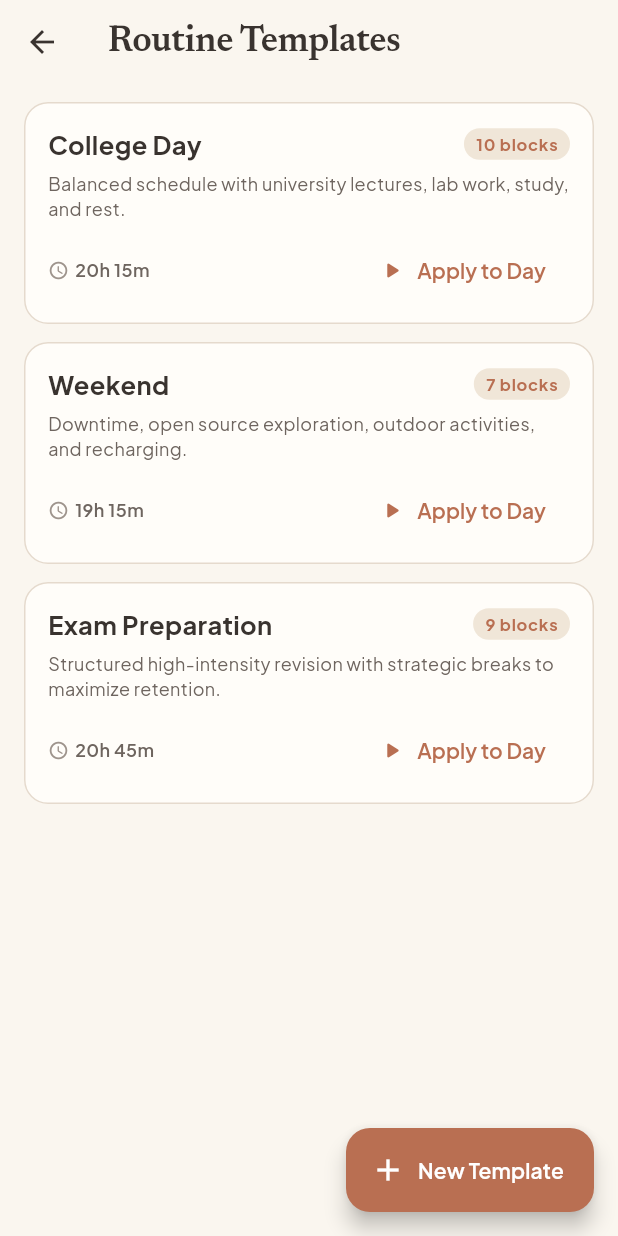
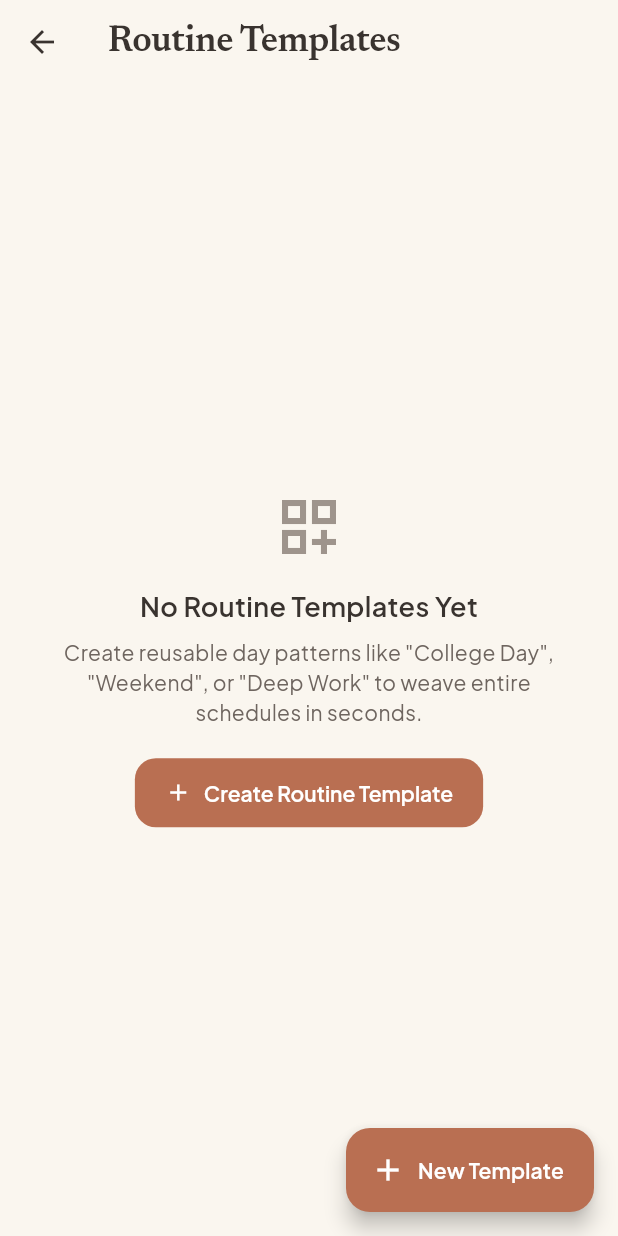
Before and after one commit to Blessymolcharls/dayweaver, a Flutter app: the screen it shows after launch, item 2 of the bottom bar chosen, after a tap on the "chevron right" icon, after a tap on "Routines", on a phone screen of 412 x 824 dp. Run offline on Flutter 3.47's test engine with Material 3 defaults, Android fonts, the phone set to English and light mode, and no system bars; our stand-ins replace drift, drift_flutter, flutter_local_notifications, flutter_riverpod, google_fonts, timezone; accounts and stored records are empty; generated files the repository leaves out were written again.

```diff
--- a/lib/features/goals/presentation/goal_providers.dart
+++ b/lib/features/goals/presentation/goal_providers.dart
@@ -155,12 +155,6 @@ final StreamProviderFamily<List<Goal>, String> goalsForActivityStreamProvider =
       final GoalRepository repo = ref.watch(goalRepositoryProvider);
       return repo.watchGoalsForActivity(activityId);
     });
-/// Stream of goals linked to a specific activity
-final StreamProviderFamily<List<Goal>, String> goalsForActivityStreamProvider =
-    StreamProvider.family<List<Goal>, String>((Ref ref, String activityId) {
-  final GoalRepository repo = ref.watch(goalRepositoryProvider);
-  return repo.watchGoalsForActivity(activityId);
-});
 
 /// Weekly insights for goals
 class GoalWeeklyInsights {
@@ -213,41 +207,3 @@ goalWeeklyInsightsProvider =
         approachingDeadlines: approaching,
       );
     });
-
-/// Weekly insights for goals
-class GoalWeeklyInsights {
-  final int activeGoalsCount;
-  final int completedThisWeekCount;
-  final int progressUpdatesCount;
-  final List<Goal> approachingDeadlines;
-
-  const GoalWeeklyInsights({
-    required this.activeGoalsCount,
-    required this.completedThisWeekCount,
-    required this.progressUpdatesCount,
-    required this.approachingDeadlines,
-  });
-}
-
-final FutureProviderFamily<GoalWeeklyInsights, DateTime>
-    goalWeeklyInsightsProvider =
-    FutureProvider.family<GoalWeeklyInsights, DateTime>(
-        (Ref ref, DateTime monday) async {
-  final GoalRepository repo = ref.watch(goalRepositoryProvider);
-  final DateTime sunday =
-      DateTime(monday.year, monday.month, monday.day + 6, 23, 59, 59);
-
-  final active = await repo.getActiveGoalsCount();
-  final completed = await repo.getCompletedGoalsCountForPeriod(monday, sunday);
-  final updatesCount =
-      await repo.getProgressUpdatesCountForPeriod(monday, sunday);
-  final approaching = await repo
-      .getGoalsApproachingDeadline(DateTime.now().add(const Duration(days: 7)));
-
-  return GoalWeeklyInsights(
-    activeGoalsCount: active,
-    completedThisWeekCount: completed,
-    progressUpdatesCount: updatesCount,
-    approachingDeadlines: approaching,
-  );
-});
--- a/lib/features/goals/presentation/goals_screen.dart
+++ b/lib/features/goals/presentation/goals_screen.dart
@@ -245,7 +245,7 @@ class GoalsScreen extends ConsumerWidget {
                           Text(
                             searchQuery.isNotEmpty || activeFilter != null
                                 ? 'No matching goals found'
-                                : 'Set your first goal',
+                                : 'Start with a goal that matters to you.',
                             style: AppTypography.headingSmall,
                           ),
                           const SizedBox(height: 8),
--- a/lib/features/insights/presentation/insights_screen.dart
+++ b/lib/features/insights/presentation/insights_screen.dart
@@ -49,6 +49,39 @@ class InsightsScreen extends ConsumerWidget {
           // Week Navigator Banner
           _buildWeekNavigator(context, ref, monday, weekRangeString),
           const SizedBox(height: 16),
+
+          if (weeklyMetrics.totalPlannedMinutes == 0)
+            Container(
+              margin: const EdgeInsets.only(bottom: 20),
+              padding: const EdgeInsets.symmetric(horizontal: 24, vertical: 28),
+              decoration: BoxDecoration(
+                color: AppColors.surfaceElevated,
+                borderRadius: BorderRadius.circular(16),
+                border: Border.all(color: AppColors.borderSubtle),
+              ),
+              child: Column(
+                children: [
+                  const Icon(
+                    Icons.auto_graph_rounded,
+                    size: 44,
+                    color: AppColors.primary,
+                  ),
+                  const SizedBox(height: 14),
+                  Text(
+                    'No activities this week',
+                    style: AppTypography.headingSmall,
+                  ),
+                  const SizedBox(height: 8),
+                  Text(
+                    'Your insights will appear as you build your daily progress.',
+                    textAlign: TextAlign.center,
+                    style: AppTypography.bodySmall.copyWith(
+                      color: AppColors.textSecondary,
+                    ),
+                  ),
+                ],
+              ),
+            ),
 
           // High-level completion card
           _buildWeeklySummaryCard(context, weeklyMetrics),
--- a/lib/features/planner/presentation/planner_screen.dart
+++ b/lib/features/planner/presentation/planner_screen.dart
@@ -153,7 +153,7 @@ class PlannerScreen extends ConsumerWidget {
                         ),
                         const SizedBox(height: 14),
                         Text(
-                          'No Activities Scheduled',
+                          'No activities planned yet.',
                           style: AppTypography.titleMedium.copyWith(
                             fontWeight: FontWeight.w700,
                           ),
--- a/lib/features/schedule/presentation/activity_providers.dart
+++ b/lib/features/schedule/presentation/activity_providers.dart
@@ -4,8 +4,6 @@ import '../../../core/database/app_database.dart';
 import '../../../core/notifications/notification_providers.dart';
 import '../data/activity_repository.dart';
 import '../data/drift_activity_repository.dart';
-import '../data/sample_activities.dart';
-import '../data/sample_templates.dart';
 import '../domain/activity.dart';
 import '../domain/activity_category.dart';
 import '../domain/daily_review.dart';
@@ -14,9 +12,6 @@ import '../domain/routine_template.dart';
 import '../domain/time_utils.dart';
 import '../domain/weekly_metrics.dart';
 import '../../goals/data/goal_repository.dart';
-import '../../goals/data/sample_goals.dart';
-import '../../goals/domain/goal.dart';
-import '../../goals/domain/goal_milestone.dart';
 import '../../goals/presentation/goal_providers.dart';
 
 /// Database singleton provider
@@ -47,59 +42,25 @@ final StateProvider<DateTime> plannerSelectedDateProvider =
       return TimeUtils.normalizeDate(DateTime.now());
     });
 
-/// Initializes sample data, notification service, and pending reminders on startup
+/// Initializes database cleanup, notification service, and pending reminders on startup
 final FutureProvider<void> databaseInitializerProvider = FutureProvider<void>((
   Ref ref,
 ) async {
   final ActivityRepository repo = ref.watch(activityRepositoryProvider);
   final notificationService = ref.watch(notificationServiceProvider);
+  final GoalRepository goalRepo = ref.watch(goalRepositoryProvider);
 
   // 1. Initialize notification system
   await notificationService.initialize();
 
-  // 2. Seed sample activities for today if no activities exist
-  final int activityCount = await repo.countActivities();
-  if (activityCount == 0) {
-    final DateTime now = DateTime.now();
-    final List<Activity> sample = SampleActivities.generateForDate(now);
-    for (final Activity act in sample) {
-      await repo.saveActivity(act);
-    }
-  }
+  // 2. Clean up any historical demo/seed records from previous milestones
+  await _cleanLegacySampleRecords(repo, goalRepo);
 
-  // 3. Seed default routine templates if no templates exist
-  final int templateCount = await repo.countTemplates();
-  if (templateCount == 0) {
-    final List<RoutineTemplate> defaultTemplates =
-        SampleTemplates.getDefaultTemplates();
-    for (final RoutineTemplate template in defaultTemplates) {
-      await repo.saveTemplate(template);
-    }
-  }
-
-  // 4. Seed default recurrence rules if none exist
-  final List<RecurrenceRule> existingRules = await repo.getRecurrenceRules();
-  if (existingRules.isEmpty) {
-    final DateTime today = TimeUtils.normalizeDate(DateTime.now());
-    final RecurrenceRule defaultRecurrence = RecurrenceRule(
-      id: 'default_rule_coding',
-      title: 'Daily Coding Practice',
-      category: ActivityCategory.coding,
-      startMinute: 17 * 60, // 17:00
-      endMinute: 18 * 60 + 30, // 18:30
-      recurrenceType: RecurrenceType.weekdays,
-      daysOfWeek: [1, 2, 3, 4, 5],
-      startDate: today,
-      notes: 'Consistent daily problem solving & personal project building.',
-    );
-    await repo.saveRecurrenceRule(defaultRecurrence);
-  }
-
-  // 5. Generate recurring activities for today
+  // 3. Generate recurring activities for today based strictly on user-created rules
   final DateTime today = TimeUtils.normalizeDate(DateTime.now());
   await repo.generateRecurringActivitiesForDate(today);
 
-  // 6. Rebuild pending reminders from today forward
+  // 4. Rebuild pending reminders from today forward for active user activities
   final DateTime futureLimit = today.add(const Duration(days: 14));
   final List<Activity> upcoming = await repo.getActivitiesForDateRange(
     today,
@@ -109,19 +70,102 @@ final FutureProvider<void> databaseInitializerProvider = FutureProvider<void>((
       .where((Activity a) => a.reminderOffsetMinutes != null && !a.isCompleted)
       .toList();
   await notificationService.rescheduleAllReminders(needReminder);
+});
 
-  // 7. Seed default goals if no goals exist
-  final GoalRepository goalRepo = ref.watch(goalRepositoryProvider);
-  final List<Goal> existingGoals = await goalRepo.getGoals();
-  if (existingGoals.isEmpty) {
-    for (final Goal g in SampleGoals.getDefaultGoals()) {
-      await goalRepo.saveGoal(g);
-      for (final GoalMilestone m in g.milestones) {
-        await goalRepo.saveMilestone(m);
+/// Cleans up any identifiable demo/sample records seeded during earlier development milestones
+Future<void> _cleanLegacySampleRecords(
+  ActivityRepository repo,
+  GoalRepository goalRepo,
+) async {
+  try {
+    // A. Remove sample goals
+    const List<String> sampleGoalIds = [
+      'sample_goal_leetcode',
+      'sample_goal_systems',
+      'sample_goal_app',
+    ];
+    for (final String id in sampleGoalIds) {
+      final goal = await goalRepo.getGoalById(id);
+      if (goal != null) {
+        await goalRepo.deleteGoal(id);
       }
     }
+
+    // B. Remove default recurrence rule if present
+    const String sampleRecurrenceId = 'default_rule_coding';
+    final rules = await repo.getRecurrenceRules();
+    if (rules.any((r) => r.id == sampleRecurrenceId)) {
+      await repo.deleteRecurrenceRule(sampleRecurrenceId);
+    }
+
+    // C. Remove sample routine templates by name or description
+    final templates = await repo.getTemplates();
+    for (final template in templates) {
+      final desc = template.description ?? '';
+      final isSample = (template.name == 'College Day' &&
+              desc.contains('university lectures')) ||
+          (template.name == 'Weekend Project Sprint' &&
+              desc.contains('Hackathon-style')) ||
+          (template.name == 'Exam Prep Day' &&
+              desc.contains('Deep study blocks'));
+      if (isSample) {
+        await repo.deleteTemplate(template.id);
+      }
+    }
+
+    // D. Remove sample activities (e.g. Deep Sleep & Recovery from sample generation)
+    final now = DateTime.now();
+    for (int offset = -7; offset <= 7; offset++) {
+      final date = TimeUtils.normalizeDate(now.add(Duration(days: offset)));
+      final activities = await repo.getActivitiesForDate(date);
+      for (final act in activities) {
+        final isSampleAct = (act.title == 'Deep Sleep & Recovery' &&
+                act.category == ActivityCategory.sleep &&
+                act.startMinute == 0 &&
+                act.endMinute == 420) ||
+            (act.title == 'Morning Fuel & Coffee' &&
+                act.category == ActivityCategory.meals &&
+                act.startMinute == 420 &&
+                act.endMinute == 480) ||
+            (act.title == 'Distributed Systems Lecture' &&
+                act.category == ActivityCategory.college &&
+                act.startMinute == 510 &&
+                act.endMinute == 630) ||
+            (act.title == 'Algorithms & Data Structures Practice' &&
+                act.category == ActivityCategory.coding &&
+                act.startMinute == 690 &&
+                act.endMinute == 780) ||
+            (act.title == 'Lunch & Campus Walk' &&
+                act.category == ActivityCategory.meals &&
+                act.startMinute == 780 &&
+                act.endMinute == 840) ||
+            (act.title == 'Dayweaver Flutter Project Deep Dive' &&
+                act.category == ActivityCategory.coding &&
+                act.startMinute == 1020 &&
+                act.endMinute == 1185) ||
+            (act.title == 'Dinner & Relaxation' &&
+                act.category == ActivityCategory.meals &&
+                act.startMinute == 1200 &&
+                act.endMinute == 1260) ||
+            (act.title == 'Nightly Wind-down & Journal' &&
+                act.category == ActivityCategory.rest &&
+                act.startMinute == 1320 &&
+                act.endMinute == 1380) ||
+            (act.title == 'Night Sleep' &&
+                act.category == ActivityCategory.sleep &&
+                act.startMinute == 1380 &&
+                act.endMinute == 1440) ||
+            (act.recurrenceRuleId == 'default_rule_coding');
+
+        if (isSampleAct) {
+          await repo.deleteActivity(act.id);
+        }
+      }
+    }
+  } catch (_) {
+    // Non-fatal cleanup
   }
-});
+}
 
 /// Stream provider for activities on the currently selected date (Today tab)
 final StreamProvider<List<Activity>> activitiesForSelectedDateProvider =
--- a/lib/features/today/presentation/widgets/timeline_empty_slot.dart
+++ b/lib/features/today/presentation/widgets/timeline_empty_slot.dart
@@ -19,14 +19,15 @@ class TimelineEmptySlot extends StatelessWidget {
   @override
   Widget build(BuildContext context) {
     final isCompact = height < 40;
+    final isFullDay = gap.durationMinutes == TimeUtils.minutesPerDay;
 
     return InkWell(
       onTap: () {
         ActivityFormSheet.show(
           context,
           initialDate: date,
-          initialStartMinute: gap.startMinute,
-          initialEndMinute: gap.endMinute,
+          initialStartMinute: isFullDay ? 9 * 60 : gap.startMinute,
+          initialEndMinute: isFullDay ? 10 * 60 : gap.endMinute,
         );
       },
       borderRadius: BorderRadius.circular(10),
@@ -70,14 +71,18 @@ class TimelineEmptySlot extends StatelessWidget {
                       mainAxisSize: MainAxisSize.min,
                       children: [
                         Text(
-                          'Unscheduled (${gap.durationFormatted})',
+                          isFullDay
+                              ? 'Your day is open. Add your first activity.'
+                              : 'Unscheduled (${gap.durationFormatted})',
                           style: AppTypography.bodySmall.copyWith(
                             color: AppColors.textSecondary,
                             fontWeight: FontWeight.w600,
                           ),
                         ),
                         Text(
-                          '${gap.startFormatted} - ${gap.endFormatted} • Tap to schedule',
+                          isFullDay
+                              ? '24 hours open • Tap anywhere to schedule'
+                              : '${gap.startFormatted} - ${gap.endFormatted} • Tap to schedule',
                           style: AppTypography.labelSmall.copyWith(
                             color: AppColors.textMuted,
                             fontSize: 10,
```
Also changed, not shown: 3 other files.
